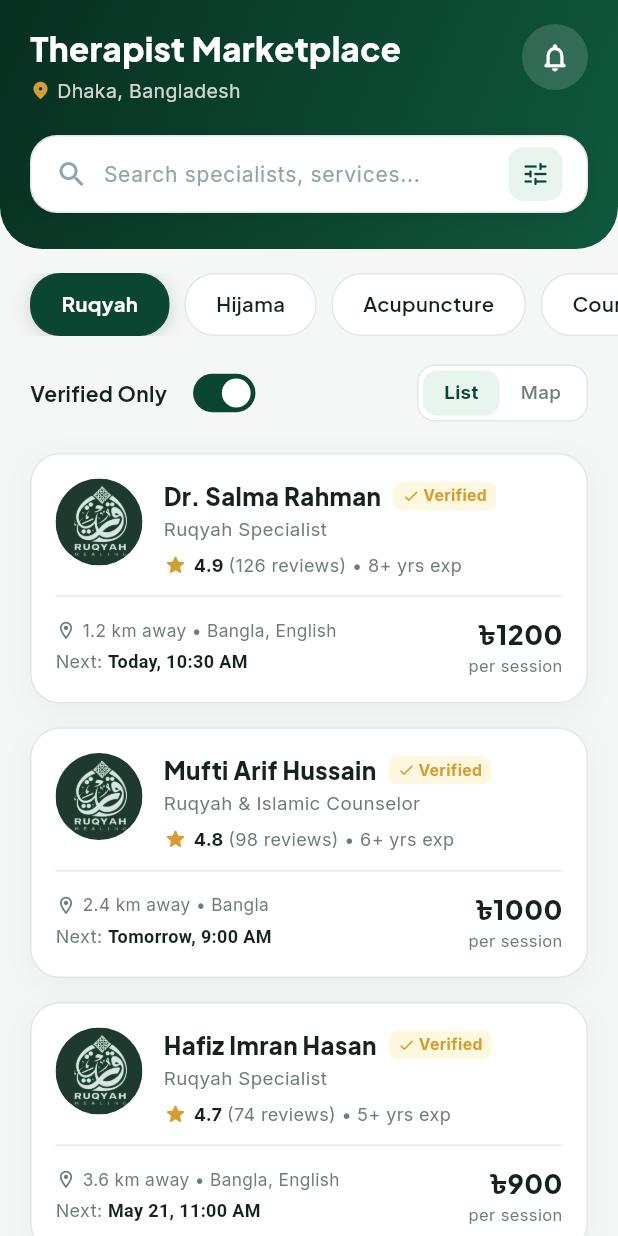
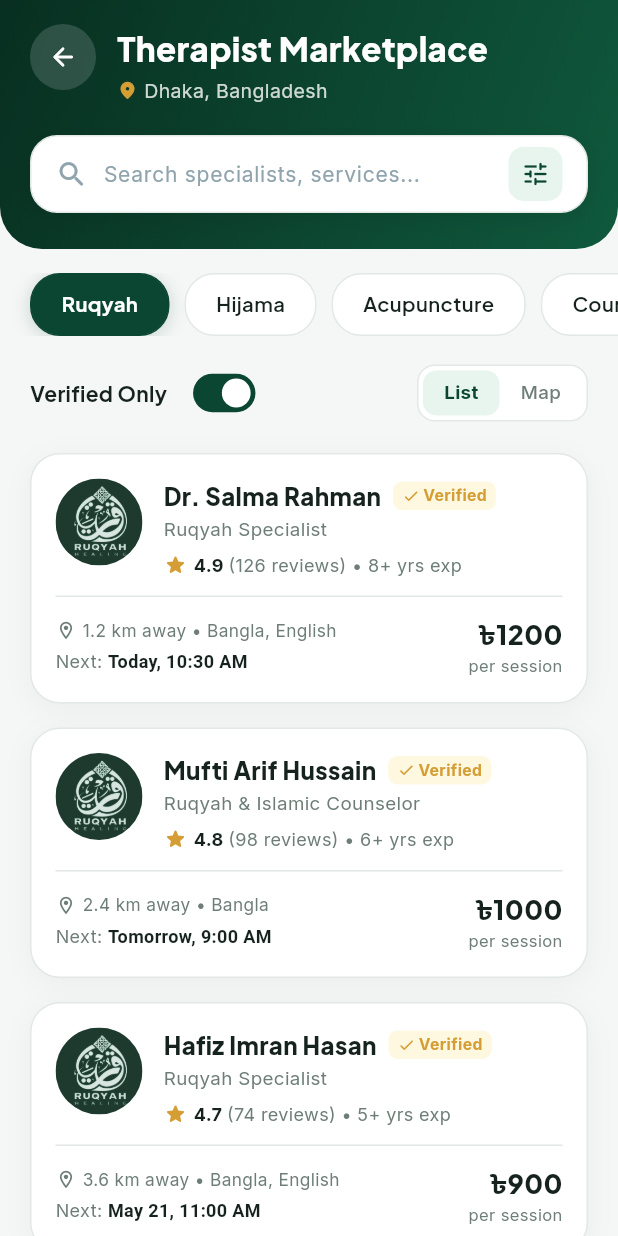
Before and after one commit to sadikmahmudadive/Ruqyah-Healing, a Flutter app: the TherapistMarketplaceScreen screen opened directly, on a phone screen of 412 x 824 dp. Run offline on Flutter 3.47's test engine with Material 3 defaults, Android fonts, the phone set to English and light mode, and no system bars; our stand-ins replace cloud_firestore, firebase_auth, firebase_core, firebase_messaging, flutter_local_notifications, google_maps_flutter and 3 more; missing offline and left inert: model_viewer_plus; accounts and stored records are empty; network calls fail.

Commit message:
Replace notification button with back button in TherapistMarketplaceScreen header

```diff
--- a/lib/screens/therapist_marketplace_screen.dart
+++ b/lib/screens/therapist_marketplace_screen.dart
@@ -257,6 +257,24 @@ class _TherapistMarketplaceScreenState
           Row(
             crossAxisAlignment: CrossAxisAlignment.start,
             children: [
+              Container(
+                width: 44,
+                height: 44,
+                margin: const EdgeInsets.only(right: 14),
+                decoration: BoxDecoration(
+                  color: Colors.white.withValues(alpha: 0.15),
+                  shape: BoxShape.circle,
+                ),
+                child: IconButton(
+                  icon: const Icon(
+                    Icons.arrow_back_rounded,
+                    color: Colors.white,
+                    size: 20,
+                  ),
+                  onPressed: () => Navigator.of(context).pop(),
+                  padding: EdgeInsets.zero,
+                ),
+              ),
               Expanded(
                 child: Column(
                   crossAxisAlignment: CrossAxisAlignment.start,
@@ -290,24 +308,6 @@ class _TherapistMarketplaceScreenState
                       ],
                     ),
                   ],
-                ),
-              ),
-              Container(
-                width: 44,
-                height: 44,
-                decoration: BoxDecoration(
-                  color: Colors.white.withValues(alpha: 0.15),
-                  shape: BoxShape.circle,
-                ),
-                child: IconButton(
-                  icon: const Icon(
-                    Icons.notifications_none_rounded,
-                    color: Colors.white,
-                    size: 22,
-                  ),
-                  onPressed: () {
-                    HapticFeedback.selectionClick();
-                  },
                 ),
               ),
             ],
```
